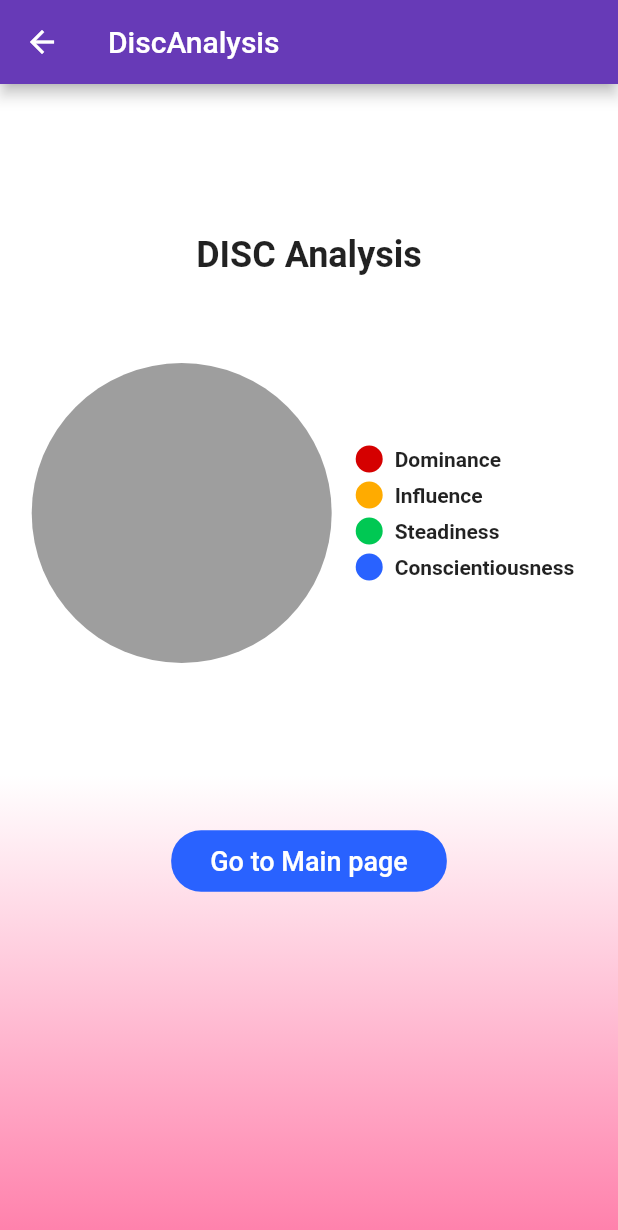
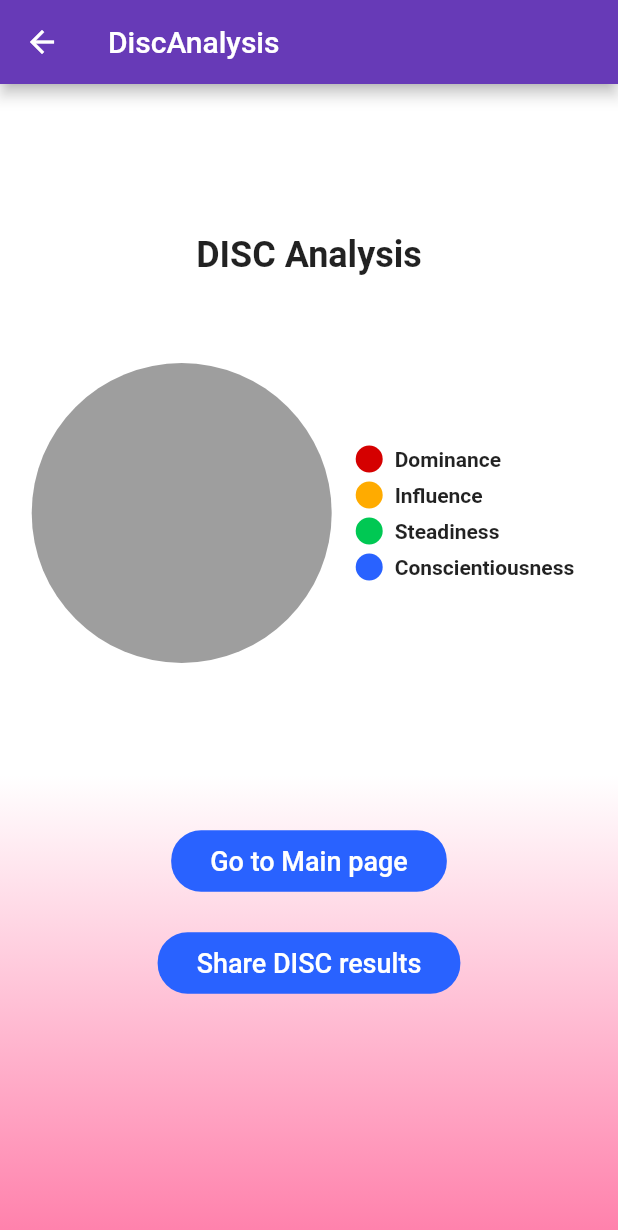
Before and after one commit to VisahanA/disc, a Flutter app: the discanalysis screen opened directly with empty values, on a phone screen of 412 x 824 dp. Shown: the top 1230 px of the screen. Run offline on Flutter 3.47's test engine with Material 2 defaults, Android fonts, the phone set to English and light mode, and no system bars; drawn by our look-alikes of pie_chart; our stand-ins replace outline_material_icons, share, toast.

```diff
--- a/lib/screens/disc_quiz.dart
+++ b/lib/screens/disc_quiz.dart
@@ -12,7 +12,7 @@ import 'discanalysis.dart';
 
 
 Future<Album>   fetchAlbum(int i) async {
-  final response = await http.get('http://192.168.1.6:1337/QuestionDbs');
+  final response = await http.get('http://192.168.68.103:1337/QuestionDbs');
   //Linked with visahan.tk/animals
   // final response = await http.get('https://visahan.tk/animals.json');
   final jsonresponse = json.decode(response.body);
@@ -141,7 +141,7 @@ class DISC_quiz extends StatelessWidget {
                                     questioncount: new Questioncount(
                                         question_index, one, two, three, four))));
                         return;
-                         }
+                      }
                       Navigator.pushReplacement(
                           context,
                           MaterialPageRoute(
@@ -337,6 +337,4 @@ class DISC_quiz extends StatelessWidget {
       ),
     );
   }
-
-
 }
--- a/lib/screens/discanalysis.dart
+++ b/lib/screens/discanalysis.dart
@@ -1,6 +1,6 @@
 import 'package:flutter/material.dart';
 import 'package:pie_chart/pie_chart.dart';
-
+import 'package:share/share.dart';
 import 'home.dart'; // import the package
 
 class discanalysis extends StatelessWidget {
@@ -24,11 +24,24 @@ class discanalysis extends StatelessWidget {
   @override
   Widget build(BuildContext context) {
 
-    //Declaration of variables
     double one = ((questioncount.one).toDouble());
     double two =((questioncount.two).toDouble());
     double three =((questioncount.three).toDouble());
     double four =((questioncount.four).toDouble());
+    //Declaration of variables
+    if(questioncount.one<0){
+      one=0;
+    }
+    if(questioncount.two<0){
+      two=0;
+    }
+    if(questioncount.three<0){
+      three=0;
+    }
+    if(questioncount.four<0){
+      four=0;
+    }
+
 
 
     data.addAll({
@@ -109,6 +122,25 @@ class discanalysis extends StatelessWidget {
                 ),
               ),
             ),
+            Container(height:20),
+            FlatButton(
+              shape: RoundedRectangleBorder(
+                borderRadius: BorderRadius.circular(20.0),
+              ),
+              color: Colors.blueAccent[700],
+              onPressed: () {
+                Share.share('You are an Introvert');
+              },
+              textColor: Colors.white,
+//                padding: const EdgeInsets.all(0.0),
+              child: Container(
+                padding: const EdgeInsets.all(10.0),
+                child: const Text(
+                    'Share DISC results',
+                    style: TextStyle(fontSize: 18)
+                ),
+              ),
+            ),
           ],
         ),
       ),
--- a/lib/screens/discproperties.dart
+++ b/lib/screens/discproperties.dart
@@ -107,6 +107,7 @@ class DiscpropertiesState extends State<Discproperties> {
                 ),
                 color: Colors.green[700],
                 onPressed: () {
+                  Navigator.pop(context);
                   Navigator.push(context, new MaterialPageRoute(builder: (context) => new disctype(person: new Person(3))));
                 },
                 textColor: Colors.white,
--- a/lib/screens/home.dart
+++ b/lib/screens/home.dart
@@ -7,7 +7,6 @@ import 'package:flutter/material.dart';
 import 'package:flutter/painting.dart';
 import 'package:flutter/services.dart';
 import 'package:outline_material_icons/outline_material_icons.dart';
-
 
 
 class MyHomePage extends StatefulWidget {
--- a/pubspec.yaml
+++ b/pubspec.yaml
@@ -27,6 +27,7 @@ dependencies:
   toast: ^0.1.5
   http: ^0.12.2
   path_provider: ^1.6.14
+  share: ^0.6.1+1
 
   # The following adds the Cupertino Icons font to your application.
   # Use with the CupertinoIcons class for iOS style icons.
```
Also changed, not shown: lib/screens/rulebookdisc.dart (added), pubspec.lock.
